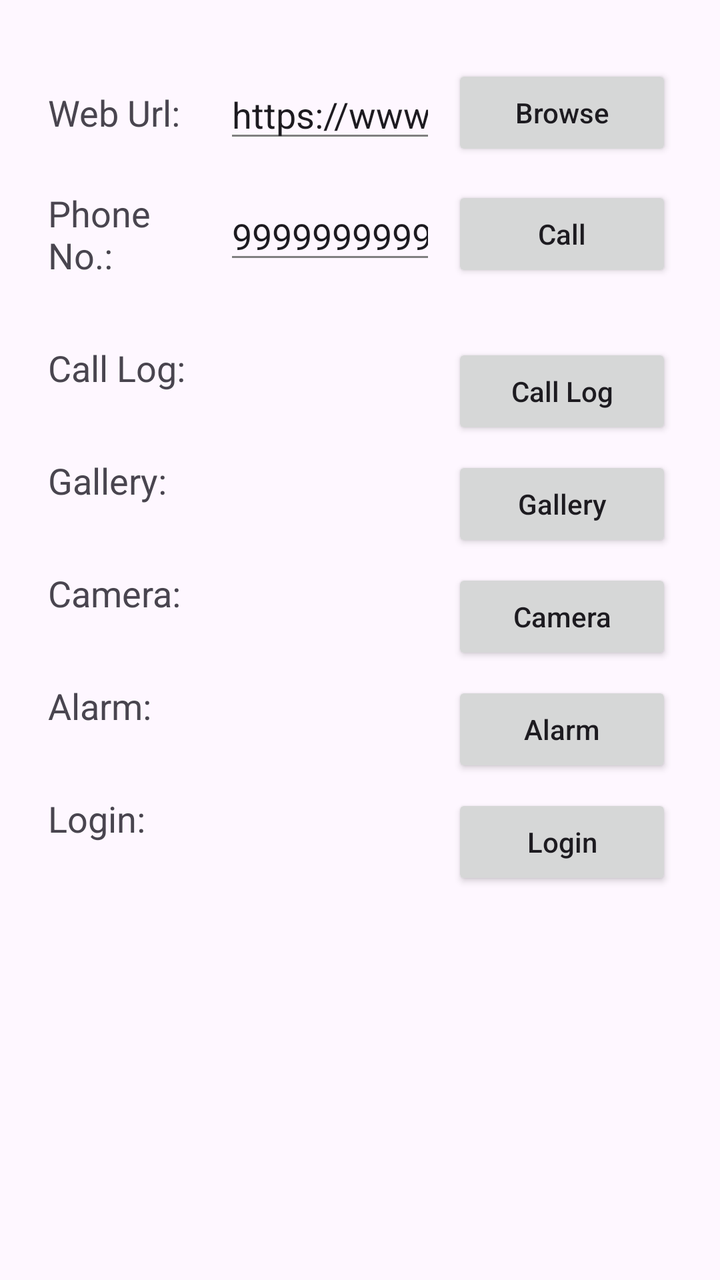
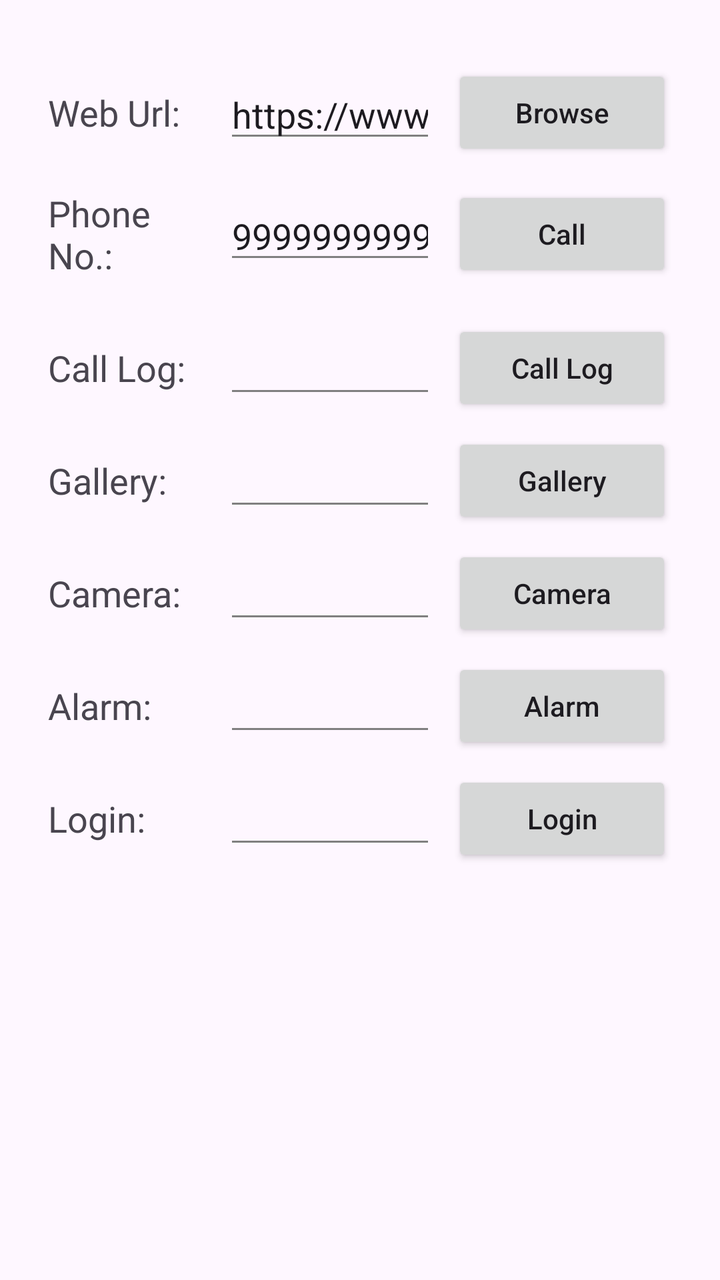

Two renders of the same Android screen: before a commit and after it. Below are the layout's source before the change and the commit's diff.
<!-- AndroidManifest.xml: application theme Theme._24012011175_MAD_Practical3 -->
<!-- res/layout/activity_main.xml -->
<?xml version="1.0" encoding="utf-8"?>
<androidx.constraintlayout.widget.ConstraintLayout
    xmlns:android="http://schemas.android.com/apk/res/android"
    xmlns:app="http://schemas.android.com/apk/res-auto"
    android:id="@+id/main"
    android:layout_width="match_parent"
    android:layout_height="match_parent"
    android:paddingStart="24dp"
    android:paddingEnd="24dp"
    android:paddingTop="20dp"
    android:paddingBottom="20dp">

    <TextView
        android:id="@+id/txtWeb"
        android:layout_width="80dp"
        android:layout_height="wrap_content"
        android:text="Web Url:"
        android:textSize="18sp"
        app:layout_constraintTop_toTopOf="parent"
        app:layout_constraintStart_toStartOf="parent"
        android:layout_marginTop="24dp"/>

    <EditText
        android:id="@+id/edtWeb"
        android:layout_width="0dp"
        android:layout_height="40dp"
        android:ems="10"
        android:inputType="textUri"
        android:text="https://www.google.com"
        android:backgroundTint="#808080"
        android:layout_marginStart="8dp"
        android:layout_marginEnd="8dp"
        app:layout_constraintStart_toEndOf="@id/txtWeb"
        app:layout_constraintEnd_toStartOf="@id/btnBrowse"
        app:layout_constraintTop_toTopOf="@id/txtWeb"
        app:layout_constraintBottom_toBottomOf="@id/txtWeb"/>

    <Button
        android:id="@+id/btnBrowse"
        android:layout_width="110dp"
        android:layout_height="48dp"
        android:text="Browse"
        android:textAllCaps="false"
        app:layout_constraintEnd_toEndOf="parent"
        app:layout_constraintTop_toTopOf="@id/txtWeb"
        app:layout_constraintBottom_toBottomOf="@id/txtWeb"/>

    <TextView
        android:id="@+id/txtPhone"
        android:layout_width="80dp"
        android:layout_height="wrap_content"
        android:text="Phone No.:"
        android:textSize="18sp"
        android:layout_marginTop="26dp"
        app:layout_constraintStart_toStartOf="parent"
        app:layout_constraintTop_toBottomOf="@id/txtWeb"/>

    <EditText
        android:id="@+id/edtPhone"
        android:layout_width="0dp"
        android:layout_height="40dp"
        android:ems="10"
        android:inputType="phone"
        android:text="9999999999"
        android:backgroundTint="#808080"
        android:layout_marginStart="8dp"
        android:layout_marginEnd="8dp"
        app:layout_constraintStart_toEndOf="@id/txtPhone"
        app:layout_constraintEnd_toStartOf="@id/btnCall"
        app:layout_constraintTop_toTopOf="@id/txtPhone"
        app:layout_constraintBottom_toBottomOf="@id/txtPhone"/>

    <Button
        android:id="@+id/btnCall"
        android:layout_width="110dp"
        android:layout_height="48dp"
        android:text="Call"
        android:textAllCaps="false"
        app:layout_constraintEnd_toEndOf="parent"
        app:layout_constraintTop_toTopOf="@id/txtPhone"
        app:layout_constraintBottom_toBottomOf="@id/txtPhone"/>

    <TextView
        android:id="@+id/txtCallLog"
        android:layout_width="wrap_content"
        android:layout_height="wrap_content"
        android:text="Call Log:"
        android:textSize="18sp"
        android:layout_marginTop="32dp"
        app:layout_constraintStart_toStartOf="parent"
        app:layout_constraintTop_toBottomOf="@id/txtPhone"/>

    <Button
        android:id="@+id/btnCallLog"
        android:layout_width="110dp"
        android:layout_height="48dp"
        android:text="Call Log"
        android:textAllCaps="false"
        app:layout_constraintEnd_toEndOf="parent"
        app:layout_constraintTop_toTopOf="@id/txtCallLog"/>

    <TextView
        android:id="@+id/txtGallery"
        android:layout_width="wrap_content"
        android:layout_height="wrap_content"
        android:text="Gallery:"
        android:textSize="18sp"
        android:layout_marginTop="32dp"
        app:layout_constraintStart_toStartOf="parent"
        app:layout_constraintTop_toBottomOf="@id/txtCallLog"/>

    <Button
        android:id="@+id/btnGallery"
        android:layout_width="110dp"
        android:layout_height="48dp"
        android:text="Gallery"
        android:textAllCaps="false"
        app:layout_constraintEnd_toEndOf="parent"
        app:layout_constraintTop_toTopOf="@id/txtGallery"/>

    <TextView
        android:id="@+id/txtCamera"
        android:layout_width="wrap_content"
        android:layout_height="wrap_content"
        android:text="Camera:"
        android:textSize="18sp"
        android:layout_marginTop="32dp"
        app:layout_constraintStart_toStartOf="parent"
        app:layout_constraintTop_toBottomOf="@id/txtGallery"/>

    <Button
        android:id="@+id/btnCamera"
        android:layout_width="110dp"
        android:layout_height="48dp"
        android:text="Camera"
        android:textAllCaps="false"
        app:layout_constraintEnd_toEndOf="parent"
        app:layout_constraintTop_toTopOf="@id/txtCamera"/>

    <TextView
        android:id="@+id/txtAlarm"
        android:layout_width="wrap_content"
        android:layout_height="wrap_content"
        android:text="Alarm:"
        android:textSize="18sp"
        android:layout_marginTop="32dp"
        app:layout_constraintStart_toStartOf="parent"
        app:layout_constraintTop_toBottomOf="@id/txtCamera"/>

    <Button
        android:id="@+id/btnAlarm"
        android:layout_width="110dp"
        android:layout_height="48dp"
        android:text="Alarm"
        android:textAllCaps="false"
        app:layout_constraintEnd_toEndOf="parent"
        app:layout_constraintTop_toTopOf="@id/txtAlarm"/>

    <TextView
        android:id="@+id/txtLogin"
        android:layout_width="wrap_content"
        android:layout_height="wrap_content"
        android:text="Login:"
        android:textSize="18sp"
        android:layout_marginTop="32dp"
        app:layout_constraintStart_toStartOf="parent"
        app:layout_constraintTop_toBottomOf="@id/txtAlarm"/>

    <Button
        android:id="@+id/btnLogin"
        android:layout_width="110dp"
        android:layout_height="48dp"
        android:text="Login"
        android:textAllCaps="false"
        app:layout_constraintEnd_toEndOf="parent"
        app:layout_constraintTop_toTopOf="@id/txtLogin"/>

</androidx.constraintlayout.widget.ConstraintLayout>
<!-- resources referenced by this layout -->
<resources>
  <style name="Theme._24012011175_MAD_Practical3" parent="Base.Theme._24012011175_MAD_Practical3" />
  <style name="Base.Theme._24012011175_MAD_Practical3" parent="Theme.Material3.DayNight.NoActionBar">
          
          
      </style>
</resources>

<!-- the commit's change to res/layout/activity_main.xml (unified diff, before → after) -->
@@ -10,21 +10,22 @@
     android:paddingTop="20dp"
     android:paddingBottom="20dp">
 
+    
+
     <TextView
         android:id="@+id/txtWeb"
         android:layout_width="80dp"
         android:layout_height="wrap_content"
         android:text="Web Url:"
         android:textSize="18sp"
-        app:layout_constraintTop_toTopOf="parent"
-        app:layout_constraintStart_toStartOf="parent"
-        android:layout_marginTop="24dp"/>
+        android:layout_marginTop="24dp"
+        app:layout_constraintStart_toStartOf="parent"
+        app:layout_constraintTop_toTopOf="parent"/>
 
     <EditText
         android:id="@+id/edtWeb"
         android:layout_width="0dp"
         android:layout_height="40dp"
-        android:ems="10"
         android:inputType="textUri"
         android:text="https://www.google.com"
         android:backgroundTint="#808080"
@@ -45,6 +46,9 @@
         app:layout_constraintTop_toTopOf="@id/txtWeb"
         app:layout_constraintBottom_toBottomOf="@id/txtWeb"/>
 
+
+    
+
     <TextView
         android:id="@+id/txtPhone"
         android:layout_width="80dp"
@@ -59,7 +63,6 @@
         android:id="@+id/edtPhone"
         android:layout_width="0dp"
         android:layout_height="40dp"
-        android:ems="10"
         android:inputType="phone"
         android:text="9999999999"
         android:backgroundTint="#808080"
@@ -80,9 +83,12 @@
         app:layout_constraintTop_toTopOf="@id/txtPhone"
         app:layout_constraintBottom_toBottomOf="@id/txtPhone"/>
 
+
+    
+
     <TextView
         android:id="@+id/txtCallLog"
-        android:layout_width="wrap_content"
+        android:layout_width="80dp"
         android:layout_height="wrap_content"
         android:text="Call Log:"
         android:textSize="18sp"
@@ -90,6 +96,20 @@
         app:layout_constraintStart_toStartOf="parent"
         app:layout_constraintTop_toBottomOf="@id/txtPhone"/>
 
+    <EditText
+        android:id="@+id/edtCallLog"
+        android:layout_width="0dp"
+        android:layout_height="40dp"
+        android:focusable="false"
+        android:clickable="false"
+        android:backgroundTint="#808080"
+        android:layout_marginStart="8dp"
+        android:layout_marginEnd="8dp"
+        app:layout_constraintStart_toEndOf="@id/txtCallLog"
+        app:layout_constraintEnd_toStartOf="@id/btnCallLog"
+        app:layout_constraintTop_toTopOf="@id/txtCallLog"
+        app:layout_constraintBottom_toBottomOf="@id/txtCallLog"/>
+
     <Button
         android:id="@+id/btnCallLog"
         android:layout_width="110dp"
@@ -97,11 +117,15 @@
         android:text="Call Log"
         android:textAllCaps="false"
         app:layout_constraintEnd_toEndOf="parent"
-        app:layout_constraintTop_toTopOf="@id/txtCallLog"/>
+        app:layout_constraintTop_toTopOf="@id/txtCallLog"
+        app:layout_constraintBottom_toBottomOf="@id/txtCallLog"/>
+
+
+    
 
     <TextView
         android:id="@+id/txtGallery"
-        android:layout_width="wrap_content"
+        android:layout_width="80dp"
         android:layout_height="wrap_content"
         android:text="Gallery:"
         android:textSize="18sp"
@@ -109,6 +133,20 @@
         app:layout_constraintStart_toStartOf="parent"
         app:layout_constraintTop_toBottomOf="@id/txtCallLog"/>
 
+    <EditText
+        android:id="@+id/edtGallery"
+        android:layout_width="0dp"
+        android:layout_height="40dp"
+        android:focusable="false"
+        android:clickable="false"
+        android:backgroundTint="#808080"
+        android:layout_marginStart="8dp"
+        android:layout_marginEnd="8dp"
+        app:layout_constraintStart_toEndOf="@id/txtGallery"
+        app:layout_constraintEnd_toStartOf="@id/btnGallery"
+        app:layout_constraintTop_toTopOf="@id/txtGallery"
+        app:layout_constraintBottom_toBottomOf="@id/txtGallery"/>
+
     <Button
         android:id="@+id/btnGallery"
         android:layout_width="110dp"
@@ -116,11 +154,15 @@
         android:text="Gallery"
         android:textAllCaps="false"
         app:layout_constraintEnd_toEndOf="parent"
-        app:layout_constraintTop_toTopOf="@id/txtGallery"/>
+        app:layout_constraintTop_toTopOf="@id/txtGallery"
+        app:layout_constraintBottom_toBottomOf="@id/txtGallery"/>
+
+
+    
 
     <TextView
         android:id="@+id/txtCamera"
-        android:layout_width="wrap_content"
+        android:layout_width="80dp"
         android:layout_height="wrap_content"
         android:text="Camera:"
         android:textSize="18sp"
@@ -128,6 +170,20 @@
         app:layout_constraintStart_toStartOf="parent"
         app:layout_constraintTop_toBottomOf="@id/txtGallery"/>
 
+    <EditText
+        android:id="@+id/edtCamera"
+        android:layout_width="0dp"
+        android:layout_height="40dp"
+        android:focusable="false"
+        android:clickable="false"
+        android:backgroundTint="#808080"
+        android:layout_marginStart="8dp"
+        android:layout_marginEnd="8dp"
+        app:layout_constraintStart_toEndOf="@id/txtCamera"
+        app:layout_constraintEnd_toStartOf="@id/btnCamera"
+        app:layout_constraintTop_toTopOf="@id/txtCamera"
+        app:layout_constraintBottom_toBottomOf="@id/txtCamera"/>
+
     <Button
         android:id="@+id/btnCamera"
         android:layout_width="110dp"
@@ -135,11 +191,15 @@
         android:text="Camera"
         android:textAllCaps="false"
         app:layout_constraintEnd_toEndOf="parent"
-        app:layout_constraintTop_toTopOf="@id/txtCamera"/>
+        app:layout_constraintTop_toTopOf="@id/txtCamera"
+        app:layout_constraintBottom_toBottomOf="@id/txtCamera"/>
+
+
+    
 
     <TextView
         android:id="@+id/txtAlarm"
-        android:layout_width="wrap_content"
+        android:layout_width="80dp"
         android:layout_height="wrap_content"
         android:text="Alarm:"
         android:textSize="18sp"
@@ -147,6 +207,20 @@
         app:layout_constraintStart_toStartOf="parent"
         app:layout_constraintTop_toBottomOf="@id/txtCamera"/>
 
+    <EditText
+        android:id="@+id/edtAlarm"
+        android:layout_width="0dp"
+        android:layout_height="40dp"
+        android:focusable="false"
+        android:clickable="false"
+        android:backgroundTint="#808080"
+        android:layout_marginStart="8dp"
+        android:layout_marginEnd="8dp"
+        app:layout_constraintStart_toEndOf="@id/txtAlarm"
+        app:layout_constraintEnd_toStartOf="@id/btnAlarm"
+        app:layout_constraintTop_toTopOf="@id/txtAlarm"
+        app:layout_constraintBottom_toBottomOf="@id/txtAlarm"/>
+
     <Button
         android:id="@+id/btnAlarm"
         android:layout_width="110dp"
@@ -154,11 +228,15 @@
         android:text="Alarm"
         android:textAllCaps="false"
         app:layout_constraintEnd_toEndOf="parent"
-        app:layout_constraintTop_toTopOf="@id/txtAlarm"/>
+        app:layout_constraintTop_toTopOf="@id/txtAlarm"
+        app:layout_constraintBottom_toBottomOf="@id/txtAlarm"/>
+
+
+    
 
     <TextView
         android:id="@+id/txtLogin"
-        android:layout_width="wrap_content"
+        android:layout_width="80dp"
         android:layout_height="wrap_content"
         android:text="Login:"
         android:textSize="18sp"
@@ -166,6 +244,20 @@
         app:layout_constraintStart_toStartOf="parent"
         app:layout_constraintTop_toBottomOf="@id/txtAlarm"/>
 
+    <EditText
+        android:id="@+id/edtLogin"
+        android:layout_width="0dp"
+        android:layout_height="40dp"
+        android:focusable="false"
+        android:clickable="false"
+        android:backgroundTint="#808080"
+        android:layout_marginStart="8dp"
+        android:layout_marginEnd="8dp"
+        app:layout_constraintStart_toEndOf="@id/txtLogin"
+        app:layout_constraintEnd_toStartOf="@id/btnLogin"
+        app:layout_constraintTop_toTopOf="@id/txtLogin"
+        app:layout_constraintBottom_toBottomOf="@id/txtLogin"/>
+
     <Button
         android:id="@+id/btnLogin"
         android:layout_width="110dp"
@@ -173,6 +265,7 @@
         android:text="Login"
         android:textAllCaps="false"
         app:layout_constraintEnd_toEndOf="parent"
-        app:layout_constraintTop_toTopOf="@id/txtLogin"/>
+        app:layout_constraintTop_toTopOf="@id/txtLogin"
+        app:layout_constraintBottom_toBottomOf="@id/txtLogin"/>
 
 </androidx.constraintlayout.widget.ConstraintLayout>
